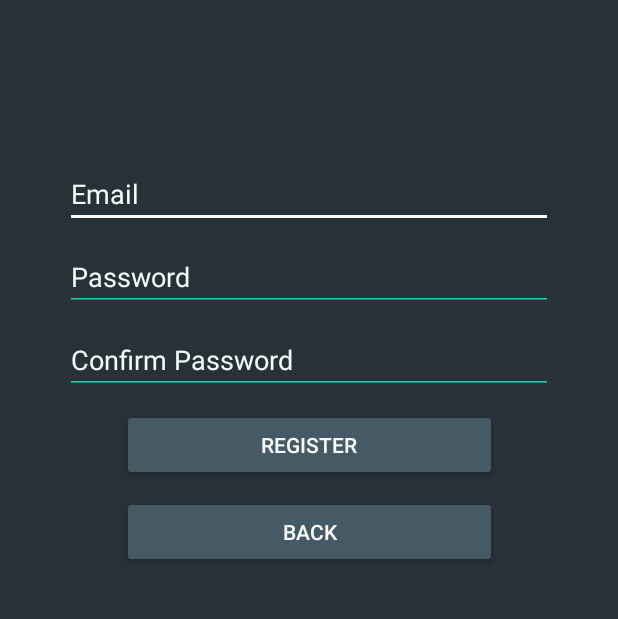
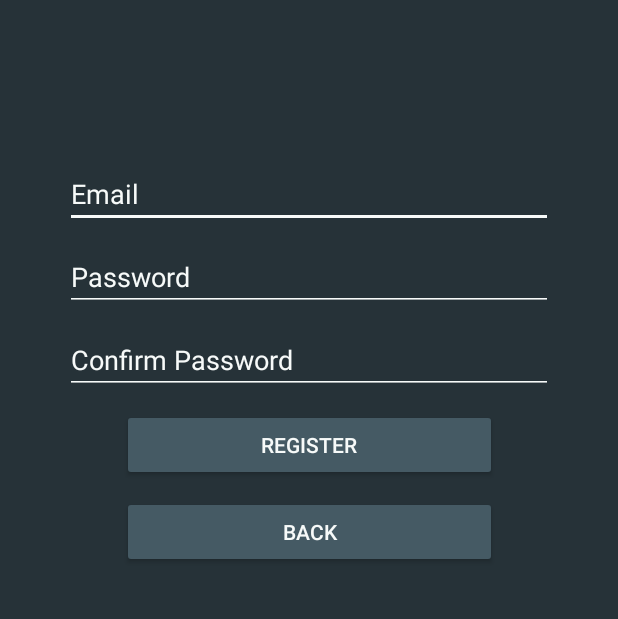
Before and after one commit to Rickmarges/all-in-one-social-media, an Android app: the screen it shows after launch (RegisterActivity), after a tap on "REGISTER", on a phone screen of 412 x 824 dp, the part 424-1043 px from its top. Run offline under Robolectric (Android 15) with nearby library versions, the light colour scheme and no system bars; our stand-ins replace Firebase (no records; nobody signed in at launch, a user with empty details on screens opened directly); libraries missing offline, so code that uses them is left out: net.dean.jraw; pictures from the network do not load; 6 statements that could not run were skipped.

Commit message:
Color changes

```diff
--- a/Dash/app/src/main/java/com/dash/Fragments/RedditFragment.java
+++ b/Dash/app/src/main/java/com/dash/Fragments/RedditFragment.java
@@ -277,7 +277,7 @@ public class RedditFragment extends Fragment {
         // Add text to bottom right of post instead of filling the card with all text
         textView.setText(R.string.read_more);
         // Style TextView
-        textView.setTextColor(getResources().getColor(R.color.colorPrimaryDark, null));
+        textView.setTextColor(getResources().getColor(R.color.colorTextPrimary, null));
         textView.setPadding(25, 5, 150, 5);
         textView.setGravity(800005);
         return textView;
@@ -294,7 +294,7 @@ public class RedditFragment extends Fragment {
         // Style View
         view.setLayoutParams(new LinearLayout
                 .LayoutParams(ViewGroup.LayoutParams.MATCH_PARENT, 5));
-        view.setBackgroundResource(R.color.colorTextPrimary);
+        view.setBackgroundResource(R.color.colorPrimary);
         return view;
     }
 
--- a/Dash/app/src/main/java/com/dash/Fragments/TrendsFragment.java
+++ b/Dash/app/src/main/java/com/dash/Fragments/TrendsFragment.java
@@ -322,7 +322,7 @@ public class TrendsFragment extends Fragment {
         // Fill Textview with title
         textView.setText(title);
         // Style TextView
-        textView.setTextColor(getResources().getColor(R.color.colorPrimary, null));
+        textView.setTextColor(getResources().getColor(R.color.colorTextPrimary, null));
         textView.setPadding(15, 5, 220, 5);
         textView.setTextSize(19);
         return textView;
--- a/Dash/app/src/main/java/com/dash/Fragments/TwitterFragment.java
+++ b/Dash/app/src/main/java/com/dash/Fragments/TwitterFragment.java
@@ -189,7 +189,7 @@ public class TwitterFragment extends Fragment {
         // Style end enable divider
         divider.setLayoutParams(new LinearLayout.LayoutParams(ViewGroup.LayoutParams.MATCH_PARENT,
                 5));
-        divider.setBackgroundResource(R.color.colorTextPrimary);
+        divider.setBackgroundResource(R.color.colorPrimary);
         return divider;
     }
 
--- a/Dash/app/src/main/res/layout/activity_dashboard.xml
+++ b/Dash/app/src/main/res/layout/activity_dashboard.xml
@@ -31,7 +31,7 @@
             app:layout_constraintEnd_toEndOf="parent"
             app:layout_constraintStart_toStartOf="parent"
             app:layout_constraintTop_toTopOf="parent"
-            app:tabIndicatorColor="@color/colorPrimaryDark"
+            app:tabIndicatorColor="@color/colorPrimary"
             app:tabSelectedTextColor="@color/colorPrimary"
             app:tabTextColor="@color/colorPrimaryDark">
 
--- a/Dash/app/src/main/res/layout/activity_register.xml
+++ b/Dash/app/src/main/res/layout/activity_register.xml
@@ -13,11 +13,11 @@
         android:backgroundTint="@color/colorPrimary"
         android:hint="@string/email"
         android:inputType="textEmailAddress"
-        android:textColor="@color/colorPrimary"
-        android:textColorHighlight="@color/colorPrimary"
-        android:textColorHint="@color/colorPrimary"
-        android:textColorLink="@color/colorPrimary"
-        android:textCursorDrawable="@color/colorPrimary"
+        android:textColor="@color/colorTextPrimary"
+        android:textColorHighlight="@color/colorTextPrimary"
+        android:textColorHint="@color/colorTextPrimary"
+        android:textColorLink="@color/colorTextPrimary"
+        android:textCursorDrawable="@color/colorTextPrimary"
         app:layout_constraintBottom_toBottomOf="parent"
         app:layout_constraintEnd_toEndOf="parent"
         app:layout_constraintHorizontal_bias="0.5"
@@ -31,15 +31,15 @@
         android:layout_width="325dp"
         android:layout_height="wrap_content"
         android:layout_marginTop="10dp"
-        android:backgroundTint="@color/colorPrimaryDark"
+        android:backgroundTint="@color/colorPrimary"
         android:hint="@string/password"
         android:importantForAutofill="no"
         android:inputType="textPassword"
-        android:textColor="@color/colorPrimary"
+        android:textColor="@color/colorTextPrimary"
         android:textColorHighlight="@color/colorBackgroundSecondary"
-        android:textColorHint="@color/colorPrimary"
-        android:textColorLink="@color/colorPrimary"
-        android:textCursorDrawable="@color/colorPrimary"
+        android:textColorHint="@color/colorTextPrimary"
+        android:textColorLink="@color/colorTextPrimary"
+        android:textCursorDrawable="@color/colorTextPrimary"
         app:layout_constraintEnd_toEndOf="parent"
         app:layout_constraintHorizontal_bias="0.5"
         app:layout_constraintStart_toStartOf="parent"
@@ -50,16 +50,16 @@
         android:layout_width="325dp"
         android:layout_height="wrap_content"
         android:layout_marginTop="10dp"
-        android:backgroundTint="@color/colorPrimaryDark"
+        android:backgroundTint="@color/colorPrimary"
         android:hint="@string/confirm_password"
         android:importantForAutofill="no"
         android:inputType="textPassword"
         android:maxLength="100"
-        android:textColor="@color/colorPrimary"
+        android:textColor="@color/colorTextPrimary"
         android:textColorHighlight="@color/colorBackgroundSecondary"
-        android:textColorHint="@color/colorPrimary"
-        android:textColorLink="@color/colorPrimary"
-        android:textCursorDrawable="@color/colorPrimary"
+        android:textColorHint="@color/colorTextPrimary"
+        android:textColorLink="@color/colorTextPrimary"
+        android:textCursorDrawable="@color/colorTextPrimary"
         app:layout_constraintEnd_toEndOf="parent"
         app:layout_constraintHorizontal_bias="0.5"
         app:layout_constraintStart_toStartOf="parent"
@@ -72,7 +72,7 @@
         android:layout_marginTop="10dp"
         android:backgroundTint="@color/colorBackgroundSecondary"
         android:text="@string/register_btn"
-        android:textColor="@color/colorPrimary"
+        android:textColor="@color/colorTextPrimary"
         app:layout_constraintEnd_toEndOf="parent"
         app:layout_constraintHorizontal_bias="0.5"
         app:layout_constraintStart_toStartOf="parent"
@@ -85,7 +85,7 @@
         android:layout_marginTop="10dp"
         android:backgroundTint="@color/colorBackgroundSecondary"
         android:text="@string/back"
-        android:textColor="@color/colorPrimary"
+        android:textColor="@color/colorTextPrimary"
         app:layout_constraintEnd_toEndOf="parent"
         app:layout_constraintHorizontal_bias="0.5"
         app:layout_constraintStart_toStartOf="parent"
--- a/Dash/app/src/main/res/layout/spinner_item.xml
+++ b/Dash/app/src/main/res/layout/spinner_item.xml
@@ -3,7 +3,7 @@
     xmlns:android="http://schemas.android.com/apk/res/android"
     android:layout_width="match_parent"
     android:layout_height="match_parent"
-    android:textColor="@color/colorPrimary"
+    android:textColor="@color/colorTextPrimary"
     android:background="@color/colorBackgroundSecondary"
     android:padding="10dp"
     />
--- a/Dash/app/src/main/res/values/colors.xml
+++ b/Dash/app/src/main/res/values/colors.xml
@@ -5,4 +5,5 @@
     <color name="colorBackgroundPrimary">#263238</color>
     <color name="colorBackgroundSecondary">#455A64</color>
     <color name="colorTextPrimary">#f7faf9</color>
+    <color name="redditBackground">#FF4500</color>
 </resources>
--- a/Dash/app/src/main/res/values/strings.xml
+++ b/Dash/app/src/main/res/values/strings.xml
@@ -31,7 +31,11 @@
     <string name="reset_password">Reset Password</string>
     <string name="confirm">Confirm</string>
 
-    <!-- String only related to reddit -->
+    <!-- String only related to Reddit -->
     <string name="read_more">Read More..</string>
     <string name="redditUsername">Reddit username:</string>
+
+    <!-- String only related to settings -->
+    <string name="redditSortText">Reddit sort:</string>
+    <string name="trendsLanguageText">Trends language:</string>
 </resources>
```
Also changed, not shown: Dash/app/src/main/java/com/dash/Activities/SettingsActivity.java (+12 -0 lines), Dash/app/src/main/res/layout/acitivity_reset_password.xml (+5 -5 lines), Dash/app/src/main/res/layout/activity_account.xml (+12 -11 lines), Dash/app/src/main/res/layout/activity_login.xml (+12 -12 lines), Dash/app/src/main/res/layout/activity_settings.xml (+26 -1 lines).
